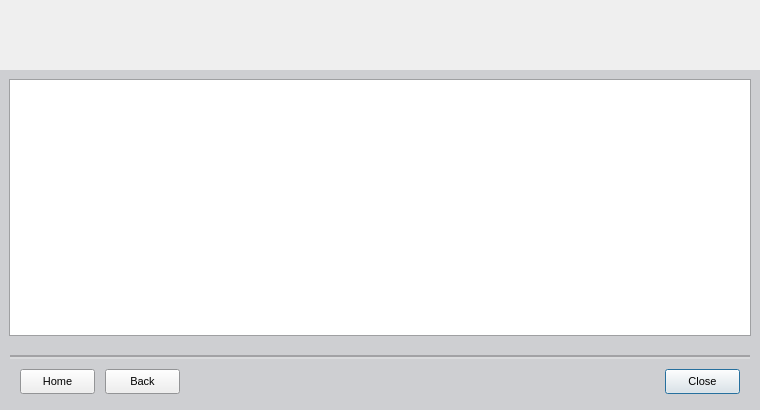
Qt form xsupplicant-ui/Skins/Default/HelpWindow.ui (Zero3K/xsupplicant) before a commit.
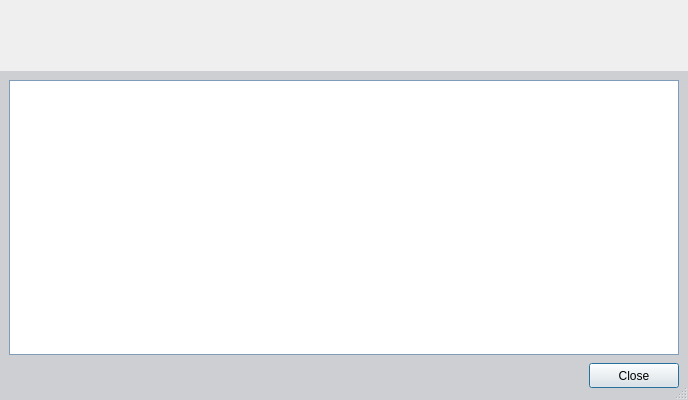
The same form after that commit. Icons and pictures are not drawn.

Commit message: fix up help window and re-factor code

The edit to the form file:
```diff
--- a/xsupplicant-ui/Skins/Default/HelpWindow.ui
+++ b/xsupplicant-ui/Skins/Default/HelpWindow.ui
@@ -5,20 +5,20 @@
    <rect>
     <x>0</x>
     <y>0</y>
-    <width>760</width>
-    <height>410</height>
+    <width>688</width>
+    <height>400</height>
    </rect>
   </property>
-  <property name="minimumSize" >
-   <size>
-    <width>760</width>
-    <height>410</height>
-   </size>
+  <property name="sizePolicy" >
+   <sizepolicy vsizetype="Fixed" hsizetype="Fixed" >
+    <horstretch>0</horstretch>
+    <verstretch>0</verstretch>
+   </sizepolicy>
   </property>
-  <property name="maximumSize" >
+  <property name="minimumSize" >
    <size>
-    <width>2048</width>
-    <height>2048</height>
+    <width>538</width>
+    <height>300</height>
    </size>
   </property>
   <property name="windowTitle" >
@@ -27,6 +27,9 @@
   <property name="windowIcon" >
    <iconset>icons/prod_color.png</iconset>
   </property>
+  <property name="sizeGripEnabled" >
+   <bool>true</bool>
+  </property>
   <layout class="QVBoxLayout" >
    <property name="spacing" >
     <number>0</number>
@@ -44,6 +47,31 @@
     <number>0</number>
    </property>
    <item>
+    <widget class="QFrame" name="HeaderFrame" >
+     <property name="sizePolicy" >
+      <sizepolicy vsizetype="Fixed" hsizetype="Expanding" >
+       <horstretch>1</horstretch>
+       <verstretch>0</verstretch>
+      </sizepolicy>
+     </property>
+     <property name="minimumSize" >
+      <size>
+       <width>538</width>
+       <height>71</height>
+      </size>
+     </property>
+     <property name="maximumSize" >
+      <size>
+       <width>16777215</width>
+       <height>71</height>
+      </size>
+     </property>
+     <property name="frameShape" >
+      <enum>QFrame::NoFrame</enum>
+     </property>
+     <property name="frameShadow" >
+      <enum>QFrame::Plain</enum>
+     </property>
     <layout class="QHBoxLayout" >
      <property name="spacing" >
       <number>0</number>
@@ -61,66 +89,112 @@
       <number>0</number>
      </property>
      <item>
-      <spacer>
-       <property name="orientation" >
-        <enum>Qt::Horizontal</enum>
-       </property>
-       <property name="sizeHint" >
+       <widget class="QLabel" name="headerLeft" >
+        <property name="sizePolicy" >
+         <sizepolicy vsizetype="Fixed" hsizetype="Fixed" >
+          <horstretch>0</horstretch>
+          <verstretch>0</verstretch>
+         </sizepolicy>
+        </property>
+        <property name="minimumSize" >
         <size>
-         <width>40</width>
-         <height>20</height>
-        </size>
-       </property>
-      </spacer>
+          <width>242</width>
+          <height>71</height>
+         </size>
+        </property>
+        <property name="maximumSize" >
+         <size>
+          <width>242</width>
+          <height>71</height>
+         </size>
+        </property>
+        <property name="text" >
+         <string/>
+        </property>
+        <property name="pixmap" >
+         <pixmap>images/banner/banner_left.png</pixmap>
+        </property>
+       </widget>
      </item>
      <item>
-      <widget class="QLabel" name="uiBannerGraphicLeft" >
+       <widget class="QLabel" name="headerLeftTile" >
+        <property name="sizePolicy" >
+         <sizepolicy vsizetype="Fixed" hsizetype="Preferred" >
+          <horstretch>3</horstretch>
+          <verstretch>0</verstretch>
+         </sizepolicy>
+        </property>
        <property name="minimumSize" >
         <size>
-         <width>310</width>
-         <height>70</height>
+          <width>1</width>
+          <height>71</height>
         </size>
        </property>
        <property name="maximumSize" >
         <size>
-         <width>310</width>
-         <height>70</height>
-        </size>
-       </property>
-       <property name="lineWidth" >
-        <number>0</number>
-       </property>
+          <width>16777215</width>
+          <height>71</height>
+         </size>
+        </property>
        <property name="text" >
         <string/>
        </property>
        <property name="pixmap" >
-        <pixmap>images/banner_left.png</pixmap>
-       </property>
-       <property name="alignment" >
-        <set>Qt::AlignRight|Qt::AlignTrailing|Qt::AlignVCenter</set>
+         <pixmap>images/banner/banner_left_bg.png</pixmap>
+        </property>
+        <property name="scaledContents" >
+         <bool>true</bool>
        </property>
       </widget>
      </item>
      <item>
-      <widget class="QLabel" name="uiBannerGraphicRight" >
+       <widget class="QLabel" name="headerCenter" >
+        <property name="sizePolicy" >
+         <sizepolicy vsizetype="Fixed" hsizetype="Fixed" >
+          <horstretch>0</horstretch>
+          <verstretch>0</verstretch>
+         </sizepolicy>
+        </property>
        <property name="minimumSize" >
         <size>
-         <width>450</width>
-         <height>70</height>
+          <width>76</width>
+          <height>71</height>
         </size>
        </property>
        <property name="maximumSize" >
         <size>
-         <width>450</width>
-         <height>70</height>
-        </size>
-       </property>
-       <property name="lineWidth" >
-        <number>0</number>
-       </property>
-       <property name="midLineWidth" >
-        <number>0</number>
-       </property>
+          <width>76</width>
+          <height>71</height>
+         </size>
+        </property>
+        <property name="text" >
+         <string/>
+        </property>
+        <property name="pixmap" >
+         <pixmap>images/banner/banner_center.png</pixmap>
+        </property>
+       </widget>
+      </item>
+      <item>
+       <widget class="QLabel" name="headerRightTile" >
+        <property name="sizePolicy" >
+         <sizepolicy vsizetype="Fixed" hsizetype="Expanding" >
+          <horstretch>2</horstretch>
+          <verstretch>0</verstretch>
+         </sizepolicy>
+        </property>
+        <property name="minimumSize" >
+         <size>
+          <width>1</width>
+          <height>71</height>
+         </size>
+        </property>
+        <property name="maximumSize" >
+         <size>
+          <width>16777215</width>
+          <height>71</height>
+         </size>
+        </property>
        <property name="text" >
         <string/>
        </property>
@@ -130,19 +204,35 @@
       </widget>
      </item>
      <item>
-      <spacer>
-       <property name="orientation" >
-        <enum>Qt::Horizontal</enum>
-       </property>
-       <property name="sizeHint" >
+       <widget class="QLabel" name="headerRight" >
+        <property name="sizePolicy" >
+         <sizepolicy vsizetype="Fixed" hsizetype="Fixed" >
+          <horstretch>0</horstretch>
+          <verstretch>0</verstretch>
+         </sizepolicy>
+        </property>
+        <property name="minimumSize" >
         <size>
-         <width>40</width>
-         <height>20</height>
-        </size>
-       </property>
-      </spacer>
-     </item>
-    </layout>
+          <width>218</width>
+          <height>71</height>
+         </size>
+        </property>
+        <property name="maximumSize" >
+         <size>
+          <width>218</width>
+          <height>71</height>
+         </size>
+        </property>
+        <property name="text" >
+         <string/>
+        </property>
+        <property name="pixmap" >
+         <pixmap>images/banner/banner_right.png</pixmap>
+        </property>
+       </widget>
+      </item>
+     </layout>
+    </widget>
    </item>
    <item>
     <widget class="QFrame" name="backgroundMain" >
@@ -152,12 +242,6 @@
        <verstretch>0</verstretch>
       </sizepolicy>
      </property>
-     <property name="minimumSize" >
-      <size>
-       <width>500</width>
-       <height>275</height>
-      </size>
-     </property>
      <property name="palette" >
       <palette>
        <active>
@@ -229,162 +313,20 @@
       <enum>QFrame::NoFrame</enum>
      </property>
      <property name="frameShadow" >
-      <enum>QFrame::Plain</enum>
-     </property>
-     <property name="lineWidth" >
-      <number>0</number>
-     </property>
-     <layout class="QGridLayout" >
-      <property name="leftMargin" >
-       <number>9</number>
-      </property>
-      <property name="topMargin" >
-       <number>9</number>
-      </property>
-      <property name="rightMargin" >
-       <number>9</number>
-      </property>
-      <property name="bottomMargin" >
-       <number>9</number>
-      </property>
-      <property name="horizontalSpacing" >
-       <number>6</number>
-      </property>
-      <property name="verticalSpacing" >
-       <number>6</number>
-      </property>
-      <item row="0" column="0" >
-       <widget class="QTextBrowser" name="dataFieldHelpWindow" />
-      </item>
-     </layout>
-    </widget>
-   </item>
-   <item>
-    <widget class="QFrame" name="backgroundBottom" >
-     <property name="minimumSize" >
-      <size>
-       <width>500</width>
-       <height>20</height>
-      </size>
-     </property>
-     <property name="palette" >
-      <palette>
-       <active>
-        <colorrole role="Base" >
-         <brush brushstyle="SolidPattern" >
-          <color alpha="255" >
-           <red>255</red>
-           <green>255</green>
-           <blue>255</blue>
-          </color>
-         </brush>
-        </colorrole>
-        <colorrole role="Window" >
-         <brush brushstyle="SolidPattern" >
-          <color alpha="255" >
-           <red>206</red>
-           <green>207</green>
-           <blue>210</blue>
-          </color>
-         </brush>
-        </colorrole>
-       </active>
-       <inactive>
-        <colorrole role="Base" >
-         <brush brushstyle="SolidPattern" >
-          <color alpha="255" >
-           <red>255</red>
-           <green>255</green>
-           <blue>255</blue>
-          </color>
-         </brush>
-        </colorrole>
-        <colorrole role="Window" >
-         <brush brushstyle="SolidPattern" >
-          <color alpha="255" >
-           <red>206</red>
-           <green>207</green>
-           <blue>210</blue>
-          </color>
-         </brush>
-        </colorrole>
-       </inactive>
-       <disabled>
-        <colorrole role="Base" >
-         <brush brushstyle="SolidPattern" >
-          <color alpha="255" >
-           <red>206</red>
-           <green>207</green>
-           <blue>210</blue>
-          </color>
-         </brush>
-        </colorrole>
-        <colorrole role="Window" >
-         <brush brushstyle="SolidPattern" >
-          <color alpha="255" >
-           <red>206</red>
-           <green>207</green>
-           <blue>210</blue>
-          </color>
-         </brush>
-        </colorrole>
-       </disabled>
-      </palette>
-     </property>
-     <property name="autoFillBackground" >
-      <bool>true</bool>
-     </property>
-     <property name="frameShape" >
-      <enum>QFrame::NoFrame</enum>
-     </property>
-     <property name="frameShadow" >
-      <enum>QFrame::Plain</enum>
+      <enum>QFrame::Raised</enum>
      </property>
      <layout class="QVBoxLayout" >
-      <property name="spacing" >
-       <number>0</number>
-      </property>
-      <property name="leftMargin" >
-       <number>10</number>
-      </property>
-      <property name="topMargin" >
-       <number>10</number>
-      </property>
-      <property name="rightMargin" >
-       <number>10</number>
-      </property>
-      <property name="bottomMargin" >
-       <number>10</number>
-      </property>
       <item>
-       <widget class="QFrame" name="hLineDark" >
-        <property name="sizePolicy" >
-         <sizepolicy vsizetype="Fixed" hsizetype="Preferred" >
-          <horstretch>0</horstretch>
-          <verstretch>0</verstretch>
-         </sizepolicy>
-        </property>
-        <property name="minimumSize" >
-         <size>
-          <width>480</width>
-          <height>2</height>
-         </size>
-        </property>
-        <property name="maximumSize" >
-         <size>
-          <width>16777215</width>
-          <height>2</height>
-         </size>
-        </property>
+       <widget class="QTextBrowser" name="dataFieldHelpWindow" >
         <property name="palette" >
          <palette>
           <active>
            <colorrole role="WindowText" >
             <brush brushstyle="SolidPattern" >
              <color alpha="255" >
-              <red>162</red>
-              <green>162</green>
-              <blue>165</blue>
+              <red>127</red>
+              <green>157</green>
+              <blue>185</blue>
              </color>
             </brush>
            </colorrole>
@@ -393,9 +335,9 @@
            <colorrole role="WindowText" >
             <brush brushstyle="SolidPattern" >
              <color alpha="255" >
-              <red>162</red>
-              <green>162</green>
-              <blue>165</blue>
+              <red>127</red>
+              <green>157</green>
+              <blue>185</blue>
              </color>
             </brush>
            </colorrole>
@@ -404,9 +346,9 @@
            <colorrole role="WindowText" >
             <brush brushstyle="SolidPattern" >
              <color alpha="255" >
-              <red>119</red>
-              <green>119</green>
-              <blue>119</blue>
+              <red>118</red>
+              <green>116</green>
+              <blue>108</blue>
              </color>
             </brush>
            </colorrole>
@@ -422,7 +364,7 @@
        </widget>
       </item>
       <item>
-       <widget class="QFrame" name="hLineLight" >
+       <widget class="QFrame" name="buttonFrame" >
         <property name="sizePolicy" >
          <sizepolicy vsizetype="Fixed" hsizetype="Preferred" >
           <horstretch>0</horstretch>
@@ -431,150 +373,35 @@
         </property>
         <property name="minimumSize" >
          <size>
-          <width>480</width>
-          <height>2</height>
+          <width>16</width>
+          <height>30</height>
          </size>
         </property>
         <property name="maximumSize" >
          <size>
           <width>16777215</width>
-          <height>2</height>
+          <height>30</height>
          </size>
         </property>
-        <property name="palette" >
-         <palette>
-          <active>
-           <colorrole role="WindowText" >
-            <brush brushstyle="SolidPattern" >
-             <color alpha="255" >
-              <red>218</red>
-              <green>219</green>
-              <blue>221</blue>
-             </color>
-            </brush>
-           </colorrole>
-          </active>
-          <inactive>
-           <colorrole role="WindowText" >
-            <brush brushstyle="SolidPattern" >
-             <color alpha="255" >
-              <red>218</red>
-              <green>219</green>
-              <blue>221</blue>
-             </color>
-            </brush>
-           </colorrole>
-          </inactive>
-          <disabled>
-           <colorrole role="WindowText" >
-            <brush brushstyle="SolidPattern" >
-             <color alpha="255" >
-              <red>119</red>
-              <green>119</green>
-              <blue>119</blue>
-             </color>
-            </brush>
-           </colorrole>
-          </disabled>
-         </palette>
-        </property>
         <property name="frameShape" >
-         <enum>QFrame::Box</enum>
+         <enum>QFrame::NoFrame</enum>
         </property>
         <property name="frameShadow" >
-         <enum>QFrame::Plain</enum>
+         <enum>QFrame::Raised</enum>
         </property>
-       </widget>
-      </item>
-      <item>
        <layout class="QHBoxLayout" >
-        <property name="spacing" >
-         <number>10</number>
-        </property>
         <property name="leftMargin" >
-         <number>10</number>
+          <number>0</number>
         </property>
         <property name="topMargin" >
-         <number>10</number>
+          <number>0</number>
         </property>
         <property name="rightMargin" >
-         <number>10</number>
+          <number>0</number>
         </property>
         <property name="bottomMargin" >
-         <number>10</number>
-        </property>
-        <item>
-         <widget class="QPushButton" name="buttonHome" >
-          <property name="sizePolicy" >
-           <sizepolicy vsizetype="Fixed" hsizetype="Fixed" >
-            <horstretch>0</horstretch>
-            <verstretch>0</verstretch>
-           </sizepolicy>
-          </property>
-          <property name="minimumSize" >
-           <size>
-            <width>75</width>
-            <height>25</height>
-           </size>
-          </property>
-          <property name="maximumSize" >
-           <size>
-            <width>75</width>
-            <height>25</height>
-           </size>
-          </property>
-          <property name="font" >
-           <font>
-            <pointsize>8</pointsize>
-           </font>
-          </property>
-          <property name="text" >
-           <string>Home</string>
-          </property>
-          <property name="shortcut" >
-           <string>Ctrl+H</string>
-          </property>
-          <property name="autoDefault" >
-           <bool>false</bool>
-          </property>
-         </widget>
-        </item>
-        <item>
-         <widget class="QPushButton" name="buttonBack" >
-          <property name="sizePolicy" >
-           <sizepolicy vsizetype="Fixed" hsizetype="Fixed" >
-            <horstretch>0</horstretch>
-            <verstretch>0</verstretch>
-           </sizepolicy>
-          </property>
-          <property name="minimumSize" >
-           <size>
-            <width>75</width>
-            <height>25</height>
-           </size>
-          </property>
-          <property name="maximumSize" >
-           <size>
-            <width>75</width>
-            <height>25</height>
-           </size>
-          </property>
-          <property name="font" >
-           <font>
-            <pointsize>8</pointsize>
-           </font>
-          </property>
-          <property name="text" >
-           <string>Back</string>
-          </property>
-          <property name="shortcut" >
-           <string>Ctrl+B</string>
-          </property>
-          <property name="autoDefault" >
-           <bool>false</bool>
-          </property>
-         </widget>
-        </item>
+          <number>0</number>
+         </property>
         <item>
          <spacer>
           <property name="orientation" >
@@ -598,19 +425,20 @@
           </property>
           <property name="minimumSize" >
            <size>
-            <width>75</width>
+             <width>90</width>
             <height>25</height>
            </size>
           </property>
           <property name="maximumSize" >
            <size>
-            <width>75</width>
+             <width>90</width>
             <height>25</height>
            </size>
           </property>
           <property name="font" >
            <font>
-            <pointsize>8</pointsize>
+             <family>Arial</family>
+             <pointsize>9</pointsize>
            </font>
           </property>
           <property name="text" >
@@ -625,6 +453,7 @@
          </widget>
         </item>
        </layout>
+       </widget>
       </item>
      </layout>
     </widget>
```
Left out of the diff: 19 changed lines with no effect on the pictures. Lines whose indentation alone changed are shown as unchanged. The commit also changes 3 other files.
